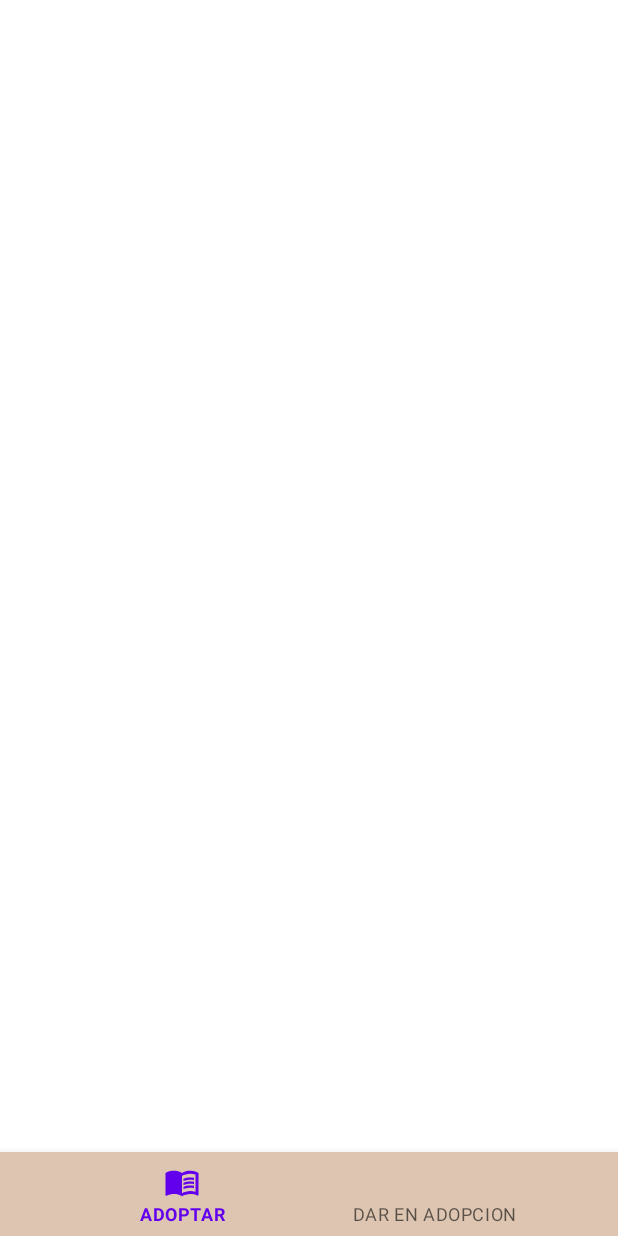
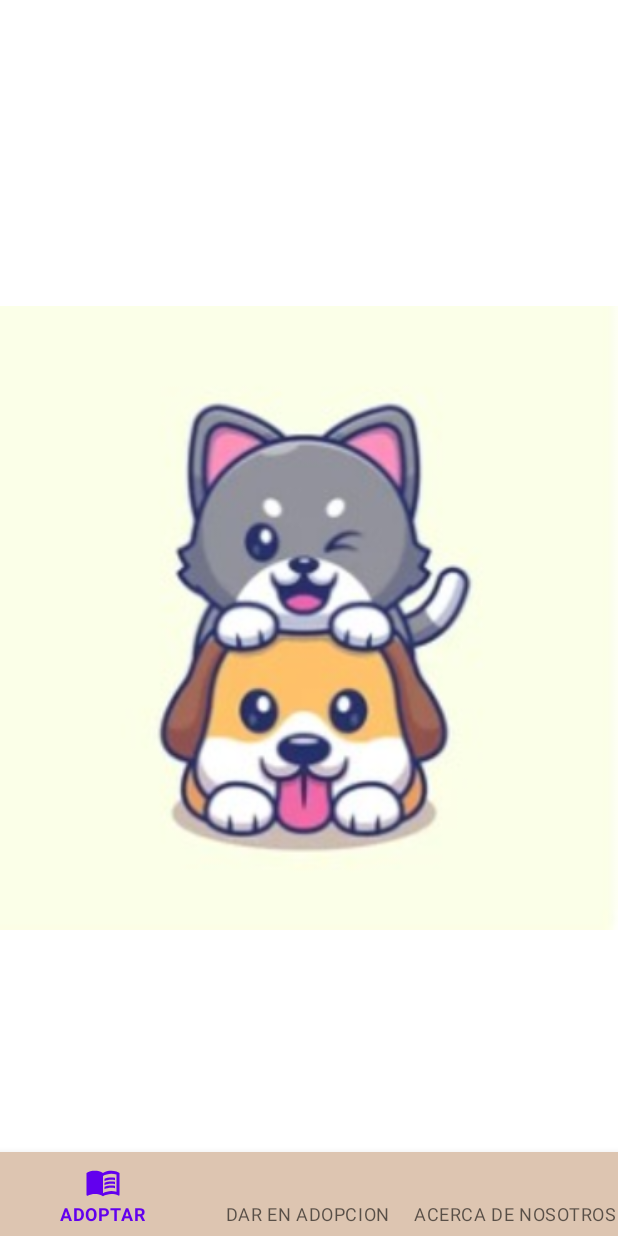
Before and after one commit to LuisRosero2002/AppAdoptar, an Android app: the PrincipalActivity screen opened directly, with no data from a screen before it, on a phone screen of 412 x 824 dp. Run offline under Robolectric (Android 15) with nearby library versions, the phone set to English and light mode, and no system bars; network calls fail; Roboto replaces fonts that are not available here; 1 statement that could not run was skipped.

Commit message:
cambios en el nosotros, principal xml y .kt

```diff
--- a/app/src/main/res/layout/activity_nosotros.xml
+++ b/app/src/main/res/layout/activity_nosotros.xml
@@ -5,7 +5,7 @@
     android:layout_width="match_parent"
     android:layout_height="match_parent"
     android:background="@color/backlogin"
-    tools:context=".NosotrosActivity">
+    tools:context=".AcercadeFragment">
 
     <androidx.constraintlayout.widget.ConstraintLayout
         android:layout_width="match_parent"
@@ -116,7 +116,7 @@
                 android:layout_width="match_parent"
                 android:layout_height="match_parent"
                 android:scaleType="centerCrop"
-                app:srcCompat="@drawable/usuario" />
+                app:srcCompat="@drawable/dani" />
         </androidx.cardview.widget.CardView>
 
 
--- a/app/src/main/res/layout/activity_principal.xml
+++ b/app/src/main/res/layout/activity_principal.xml
@@ -1,10 +1,12 @@
 <?xml version="1.0" encoding="utf-8"?>
-<androidx.coordinatorlayout.widget.CoordinatorLayout xmlns:android="http://schemas.android.com/apk/res/android"
+<androidx.coordinatorlayout.widget.CoordinatorLayout
+    xmlns:android="http://schemas.android.com/apk/res/android"
     xmlns:app="http://schemas.android.com/apk/res-auto"
     xmlns:tools="http://schemas.android.com/tools"
     android:layout_width="match_parent"
     android:layout_height="match_parent"
     tools:context=".PrincipalActivity">
+
     <androidx.fragment.app.FragmentContainerView
         android:id="@+id/fragmetContainer"
         android:layout_width="match_parent"
@@ -15,6 +17,18 @@
         app:layout_constraintTop_toTopOf="parent"
         android:focusedByDefault="true" />
 
+    <!-- Agrega un ImageView en el centro -->
+    <ImageView
+        android:id="@+id/imagenCentral"
+        android:layout_width="match_parent"
+        android:layout_height="616dp"
+        android:layout_gravity="center"
+        android:src="@drawable/doger"
+        app:layout_constraintBottom_toBottomOf="parent"
+        app:layout_constraintEnd_toEndOf="parent"
+        app:layout_constraintStart_toStartOf="parent"
+        app:layout_constraintTop_toTopOf="parent" />
+
     <com.google.android.material.bottomnavigation.BottomNavigationView
         android:id="@+id/navMenu"
         android:layout_width="match_parent"
@@ -23,5 +37,4 @@
         app:menu="@menu/menuapp"
         android:background="@color/backlogin"/>
 
-
 </androidx.coordinatorlayout.widget.CoordinatorLayout>
--- a/app/src/main/res/menu/menuapp.xml
+++ b/app/src/main/res/menu/menuapp.xml
@@ -10,4 +10,9 @@
         android:icon="@drawable/baseline_control_point_24"
         android:title="DAR EN ADOPCION"
         />
+    <item
+        android:id="@+id/btnacerca"
+        android:icon="@drawable/baseline_control_point_24"
+        android:title="ACERCA DE NOSOTROS"
+        />
 </menu>
```
Also changed, not shown: app/src/main/java/com/example/appfirebaselogin/NosotrosActivity.kt (+11 -4 lines), app/src/main/java/com/example/appfirebaselogin/PrincipalActivity.kt (+9 -0 lines), app/src/main/res/drawable/dani.jpg (added), app/src/main/res/drawable/doger.jpg (added).
